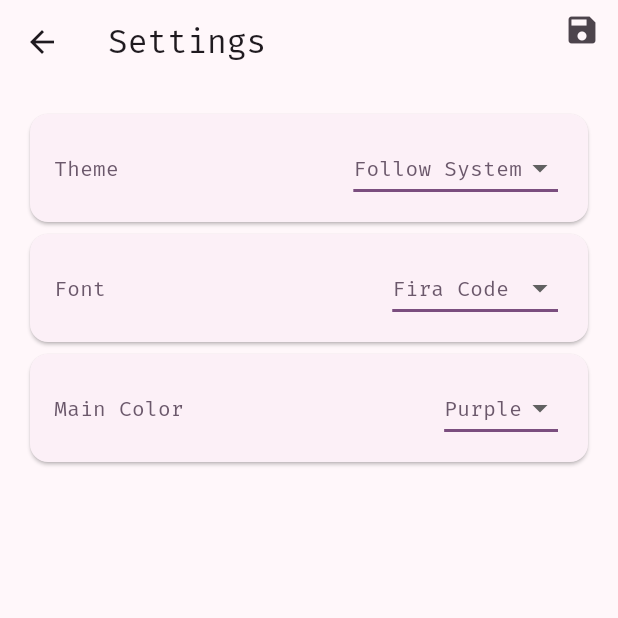
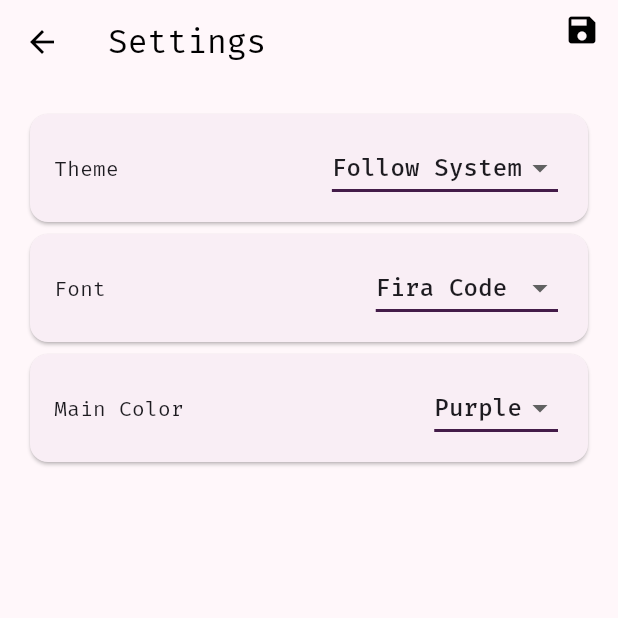
Before and after one commit to undefinedpatient/idea_cache, a Flutter app: the ICSettingPage screen opened directly, on a phone screen of 412 x 824 dp, the top half of it. Run offline on Flutter 3.47's test engine with Material 3 defaults, Android fonts, the phone set to English and light mode, and no system bars; our stand-ins replace google_fonts; missing offline and left inert: flutter_quill, window_manager.

Commit message:
Reset Style

```diff
--- a/lib/page/settingpage.dart
+++ b/lib/page/settingpage.dart
@@ -38,8 +38,10 @@ class _ICSettingPageState extends State<ICSettingPage> {
     ICAppState appState = context.watch<ICAppState>();
     log(name: runtimeType.toString(), "build(BuildContext context)");
     return Scaffold(
+      // backgroundColor: Theme.of(context).colorScheme.surfaceContainer,
       appBar: AppBar(
         title: Text("Settings"),
+        // backgroundColor: Theme.of(context).colorScheme.surfaceContainer,
         actions: [
           IconButton(
             onPressed: () async {
@@ -75,9 +77,9 @@ class _ICSettingPageState extends State<ICSettingPage> {
                   children: [
                     Text(
                       "Theme",
-                      style: Theme.of(context).textTheme.bodyMedium!.copyWith(
-                        color: Theme.of(context).colorScheme.secondary,
-                      ),
+                      // style: Theme.of(context).textTheme.bodyMedium!.copyWith(
+                      //   color: Theme.of(context).colorScheme.secondary,
+                      // ),
                     ),
                     DropdownButton(
                       padding: EdgeInsets.all(4),
@@ -91,36 +93,36 @@ class _ICSettingPageState extends State<ICSettingPage> {
                           value: ThemeMode.system,
                           child: Text(
                             "Follow System",
-                            style: Theme.of(context).textTheme.bodyMedium!
-                                .copyWith(
-                                  color: Theme.of(
-                                    context,
-                                  ).colorScheme.secondary,
-                                ),
+                            // style: Theme.of(context).textTheme.bodyMedium!
+                            //     .copyWith(
+                            //       color: Theme.of(
+                            //         context,
+                            //       ).colorScheme.secondary,
+                            //     ),
                           ),
                         ),
                         DropdownMenuItem(
                           value: ThemeMode.light,
                           child: Text(
                             "Light",
-                            style: Theme.of(context).textTheme.bodyMedium!
-                                .copyWith(
-                                  color: Theme.of(
-                                    context,
-                                  ).colorScheme.secondary,
-                                ),
+                            // style: Theme.of(context).textTheme.bodyMedium!
+                            //     .copyWith(
+                            //       color: Theme.of(
+                            //         context,
+                            //       ).colorScheme.secondary,
+                            //     ),
                           ),
                         ),
                         DropdownMenuItem(
                           value: ThemeMode.dark,
                           child: Text(
                             "Dark",
-                            style: Theme.of(context).textTheme.bodyMedium!
-                                .copyWith(
-                                  color: Theme.of(
-                                    context,
-                                  ).colorScheme.secondary,
-                                ),
+                            // style: Theme.of(context).textTheme.bodyMedium!
+                            //     .copyWith(
+                            //       color: Theme.of(
+                            //         context,
+                            //       ).colorScheme.secondary,
+                            //     ),
                           ),
                         ),
                       ],
@@ -139,14 +141,15 @@ class _ICSettingPageState extends State<ICSettingPage> {
               child: Padding(
                 padding: const EdgeInsets.fromLTRB(16, 8, 16, 8),
                 child: Row(
-                  // mainAxisSize: MainAxisSize.min,
                   mainAxisAlignment: MainAxisAlignment.spaceBetween,
                   children: [
                     Text(
                       "Font",
-                      style: Theme.of(context).textTheme.bodyMedium!.copyWith(
-                        color: Theme.of(context).colorScheme.secondary,
-                      ),
+                      // style: Theme.of(context).textTheme.bodyMedium!.copyWith(
+                      //   color: Theme.of(
+                      //     context,
+                      //   ).colorScheme.onTertiaryContainer,
+                      // ),
                     ),
                     DropdownButton(
                       padding: EdgeInsets.all(4),
@@ -160,24 +163,24 @@ class _ICSettingPageState extends State<ICSettingPage> {
                           value: GoogleFonts.firaCodeTextTheme(),
                           child: Text(
                             "Fira Code",
-                            style: Theme.of(context).textTheme.bodyMedium!
-                                .copyWith(
-                                  color: Theme.of(
-                                    context,
-                                  ).colorScheme.secondary,
-                                ),
+                            // style: Theme.of(context).textTheme.bodyMedium!
+                            // .copyWith(
+                            //   color: Theme.of(
+                            //     context,
+                            //   ).colorScheme.secondary,
+                            // ),
                           ),
                         ),
                         DropdownMenuItem(
                           value: GoogleFonts.notoSerifTextTheme(),
                           child: Text(
                             "Noto Serif",
-                            style: Theme.of(context).textTheme.bodyMedium!
-                                .copyWith(
-                                  color: Theme.of(
-                                    context,
-                                  ).colorScheme.secondary,
-                                ),
+                            // style: Theme.of(context).textTheme.bodyMedium!
+                            //     .copyWith(
+                            //       color: Theme.of(
+                            //         context,
+                            //       ).colorScheme.secondary,
+                            //     ),
                           ),
                         ),
                       ],
@@ -193,6 +196,7 @@ class _ICSettingPageState extends State<ICSettingPage> {
               ),
             ),
             Card(
+              // color: Theme.of(context).colorScheme.secondary,
               child: Padding(
                 padding: const EdgeInsets.fromLTRB(16, 8, 16, 8),
                 child: Row(
@@ -200,9 +204,9 @@ class _ICSettingPageState extends State<ICSettingPage> {
                   children: [
                     Text(
                       "Main Color",
-                      style: Theme.of(context).textTheme.bodyMedium!.copyWith(
-                        color: Theme.of(context).colorScheme.secondary,
-                      ),
+                      // style: Theme.of(context).textTheme.bodyMedium!.copyWith(
+                      //   color: Theme.of(context).colorScheme.primary,
+                      // ),
                     ),
 
                     DropdownButton(
@@ -217,36 +221,36 @@ class _ICSettingPageState extends State<ICSettingPage> {
                           value: Colors.purple.toARGB32(),
                           child: Text(
                             "Purple",
-                            style: Theme.of(context).textTheme.bodyMedium!
-                                .copyWith(
-                                  color: Theme.of(
-                                    context,
-                                  ).colorScheme.secondary,
-                                ),
+                            // style: Theme.of(context).textTheme.bodyMedium!
+                            //     .copyWith(
+                            //       color: Theme.of(
+                            //         context,
+                            //       ).colorScheme.secondary,
+                            //     ),
                           ),
                         ),
                         DropdownMenuItem(
                           value: Colors.amber.toARGB32(),
                           child: Text(
                             "Amber",
-                            style: Theme.of(context).textTheme.bodyMedium!
-                                .copyWith(
-                                  color: Theme.of(
-                                    context,
-                                  ).colorScheme.secondary,
-                                ),
+                            // style: Theme.of(context).textTheme.bodyMedium!
+                            //     .copyWith(
+                            //       color: Theme.of(
+                            //         context,
+                            //       ).colorScheme.secondary,
+                            //     ),
                           ),
                         ),
                         DropdownMenuItem(
                           value: Colors.green.toARGB32(),
                           child: Text(
                             "Green",
-                            style: Theme.of(context).textTheme.bodyMedium!
-                                .copyWith(
-                                  color: Theme.of(
-                                    context,
-                                  ).colorScheme.secondary,
-                                ),
+                            // style: Theme.of(context).textTheme.bodyMedium!
+                            //     .copyWith(
+                            //       color: Theme.of(
+                            //         context,
+                            //       ).colorScheme.secondary,
+                            //     ),
                           ),
                         ),
                       ],
```
Also changed, not shown: lib/app.dart (+9 -4 lines), lib/page/cacheoverview.dart (+5 -5 lines), lib/page/cacheview.dart (+20 -3 lines), lib/page/overview.dart (+77 -2 lines).
